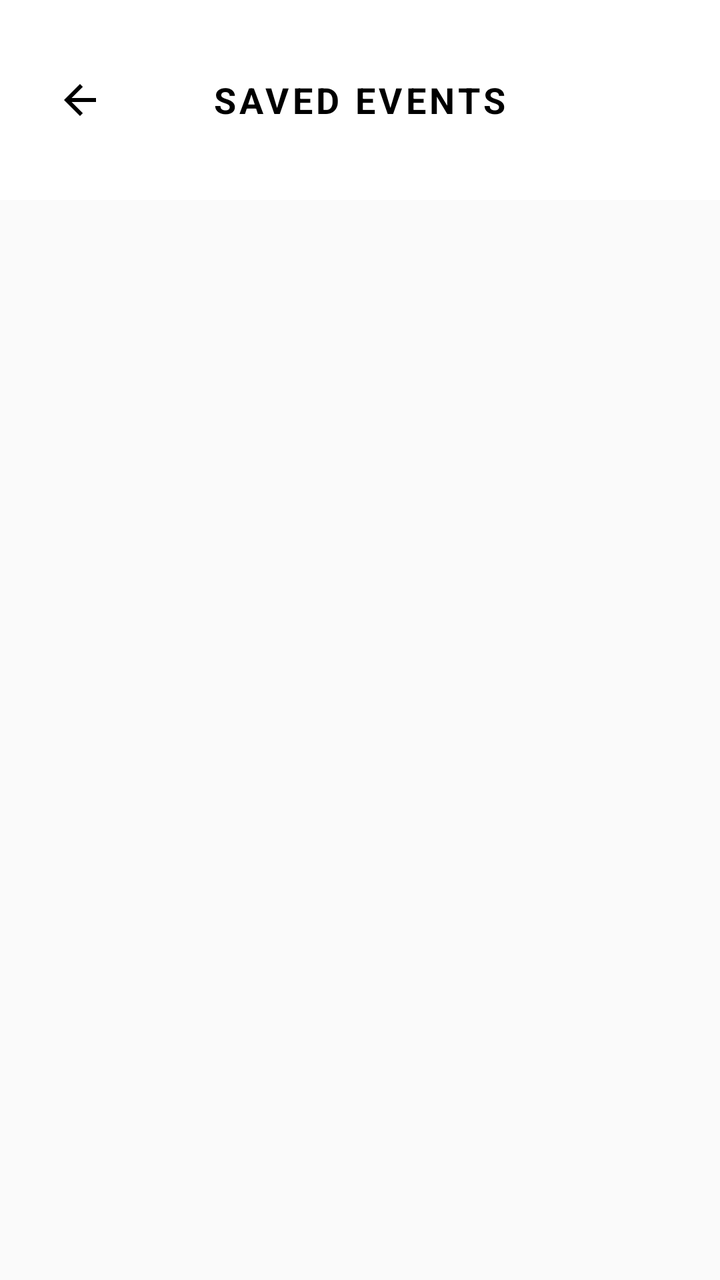
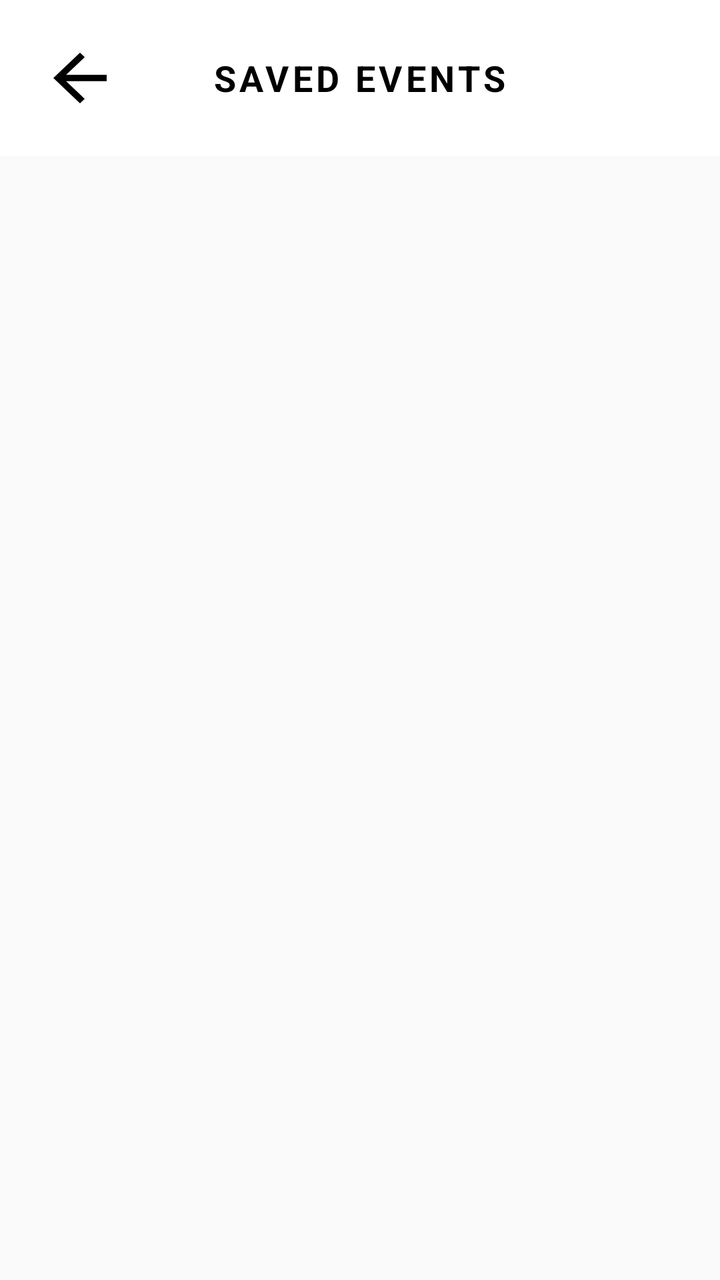

An Android layout rendered at two revisions. The XML below is the earlier revision; the diff shows what the commit changed to produce the second picture.
<!-- AndroidManifest.xml: application theme Theme.UniVent -->
<!-- res/layout/activity_bookmark.xml -->
<?xml version="1.0" encoding="utf-8"?>
<LinearLayout xmlns:android="http://schemas.android.com/apk/res/android"
    xmlns:app="http://schemas.android.com/apk/res-auto"
    android:layout_width="match_parent"
    android:layout_height="match_parent"
    android:background="#FFFFFF"
    android:orientation="vertical">

    <RelativeLayout
        android:layout_width="match_parent"
        android:layout_height="wrap_content"
        android:paddingTop="40dp"
        android:paddingBottom="20dp"
        android:paddingHorizontal="20dp">

        <ImageButton
            android:id="@+id/btnBack"
            android:layout_width="40dp"
            android:layout_height="40dp"
            android:layout_centerVertical="true"
            android:background="?attr/selectableItemBackgroundBorderless"
            android:src="@drawable/ic_back" />

        <TextView
            android:layout_width="wrap_content"
            android:layout_height="wrap_content"
            android:layout_centerInParent="true"
            android:text="SAVED EVENTS"
            android:textColor="#000000"
            android:textSize="18sp"
            android:textStyle="bold"
            android:letterSpacing="0.1" />
    </RelativeLayout>

    <FrameLayout
        android:layout_width="match_parent"
        android:layout_height="match_parent"
        android:background="#FAFAFA">

        <androidx.recyclerview.widget.RecyclerView
            android:id="@+id/rvBookmarkedEvents"
            android:layout_width="match_parent"
            android:layout_height="match_parent"
            android:padding="16dp"
            app:layoutManager="androidx.recyclerview.widget.LinearLayoutManager" />

        <LinearLayout
            android:id="@+id/layoutEmptyBookmark"
            android:layout_width="match_parent"
            android:layout_height="wrap_content"
            android:layout_gravity="center"
            android:gravity="center"
            android:orientation="vertical"
            android:visibility="gone">
            <TextView android:layout_width="wrap_content" android:layout_height="wrap_content" android:text="🔖" android:textSize="60sp" />
            <TextView android:layout_width="wrap_content" android:layout_height="wrap_content" android:text="No bookmarks yet!" android:textColor="#888888" android:textSize="15sp" />
        </LinearLayout>
    </FrameLayout>
</LinearLayout>
<!-- resources referenced by this layout -->
<resources>
  <!-- drawable ic_back (drawable) -->
  <vector xmlns:android="http://schemas.android.com/apk/res/android"
      android:width="24dp"
      android:height="24dp"
      android:viewportWidth="24"
      android:viewportHeight="24"
      android:tint="#000000">
      <path
          android:fillColor="@android:color/white"
          android:pathData="M20,11H7.83l5.59,-5.59L12,4l-8,8 8,8 1.41,-1.41L7.83,13H20v-2z"/>
  </vector>
  <style name="Theme.UniVent" parent="Theme.Material3.DayNight.NoActionBar">
          
          <item name="colorPrimary">@color/navy_blue</item>
          <item name="colorOnPrimary">@color/white</item>
          <item name="colorSecondary">@color/red_primary</item>
          <item name="colorOnSecondary">@color/white</item>
          <item name="colorTertiary">@color/yellow_accent</item>
          
          
          <item name="android:windowBackground">@color/white</item>
          <item name="colorSurface">@color/light_gray</item>
          
          
          <item name="android:textColorPrimary">@color/black</item>
      </style>
  <color name="navy_blue">#001F3F</color>
  <color name="white">#FFFFFFFF</color>
  <color name="red_primary">#E53935</color>
  <color name="yellow_accent">#FFC107</color>
  <color name="light_gray">#F5F5F5</color>
  <color name="black">#212121</color>
</resources>

<!-- the commit's change to res/layout/activity_bookmark.xml (unified diff, before → after) -->
@@ -9,17 +9,22 @@
     <RelativeLayout
         android:layout_width="match_parent"
         android:layout_height="wrap_content"
-        android:paddingTop="40dp"
+        android:paddingTop="20dp"
         android:paddingBottom="20dp"
-        android:paddingHorizontal="20dp">
+        android:paddingHorizontal="20dp"
+        android:background="#FFFFFF">
 
         <ImageButton
             android:id="@+id/btnBack"
             android:layout_width="40dp"
-            android:layout_height="40dp"
+            android:layout_height="38dp"
             android:layout_centerVertical="true"
             android:background="?attr/selectableItemBackgroundBorderless"
-            android:src="@drawable/ic_back" />
+            android:src="@drawable/ic_back"
+            android:scaleType="fitXY"
+            android:padding="0dp"
+            android:contentDescription="Back"
+            app:tint="#000000" />
 
         <TextView
             android:layout_width="wrap_content"
